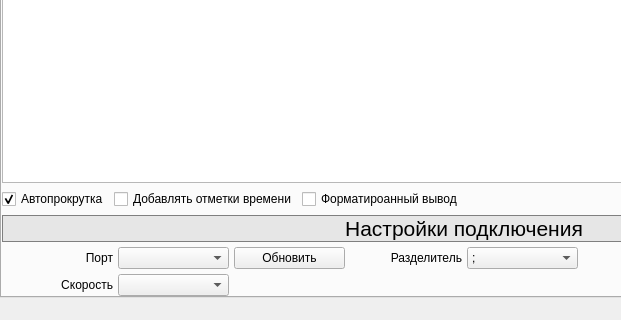
das747/SerialMonitor, file design.ui: the form before one commit; both pictures show x 0 to 621 and y 170 to 490 of the 928 by 490 pixel window.
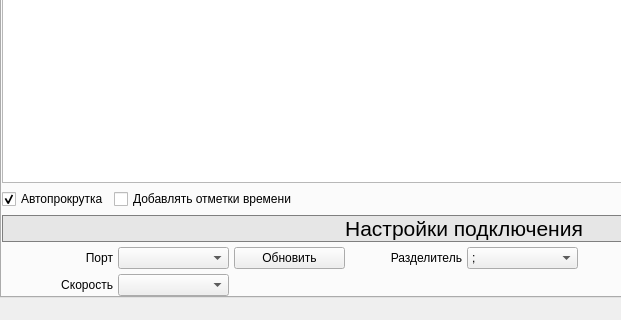
The form after the commit.

Commit message:
добавил вывод значений
вывод в TableView, автопрокрутка, отметки времени и очистка вывода работают;
обработка пустого порта и разрыва соединения,

```diff
--- a/design.ui
+++ b/design.ui
@@ -125,7 +125,7 @@
           <item>
            <layout class="QHBoxLayout" name="bottom_output_layout">
             <item>
-             <widget class="QCheckBox" name="time_chk">
+             <widget class="QCheckBox" name="scroll_chk">
               <property name="text">
                <string>Автопрокрутка</string>
               </property>
@@ -135,19 +135,12 @@
              </widget>
             </item>
             <item>
-             <widget class="QCheckBox" name="scroll_chk">
+             <widget class="QCheckBox" name="time_chk">
               <property name="text">
                <string>Добавлять отметки времени</string>
               </property>
              </widget>
             </item>
-            <item>
-             <widget class="QCheckBox" name="form_out_chk">
-              <property name="text">
-               <string>Форматироанный вывод</string>
-              </property>
-             </widget>
-            </item>
             <item>
              <spacer name="horizontalSpacer">
               <property name="orientation">
```
The commit also changes 4 other files.
